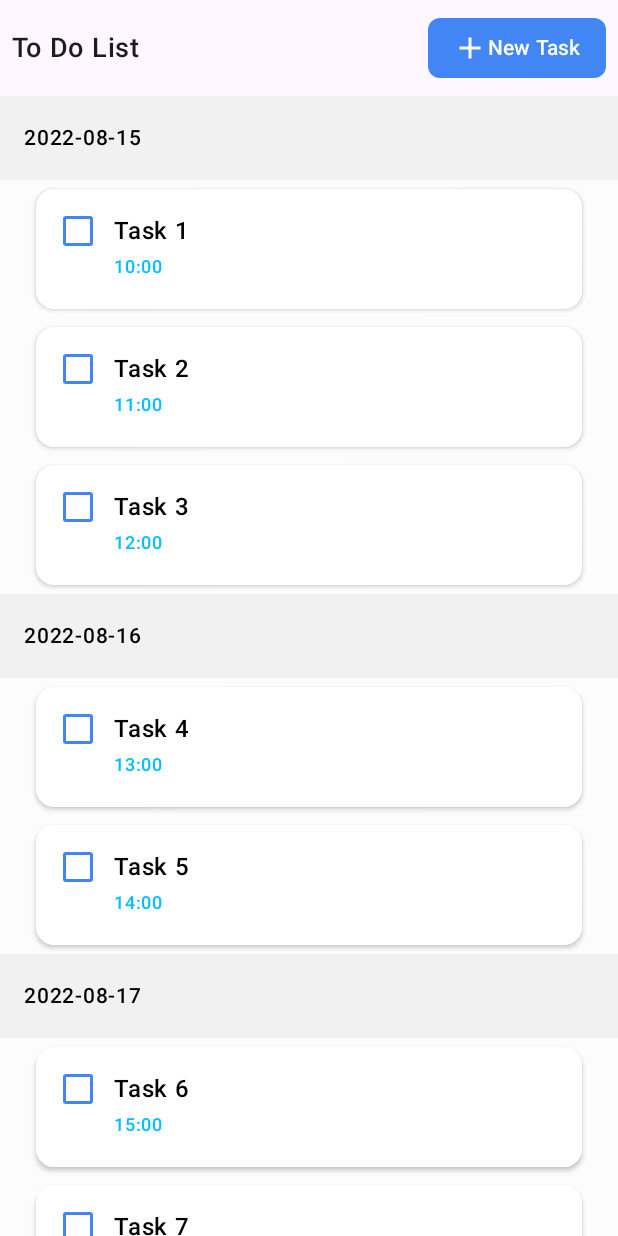
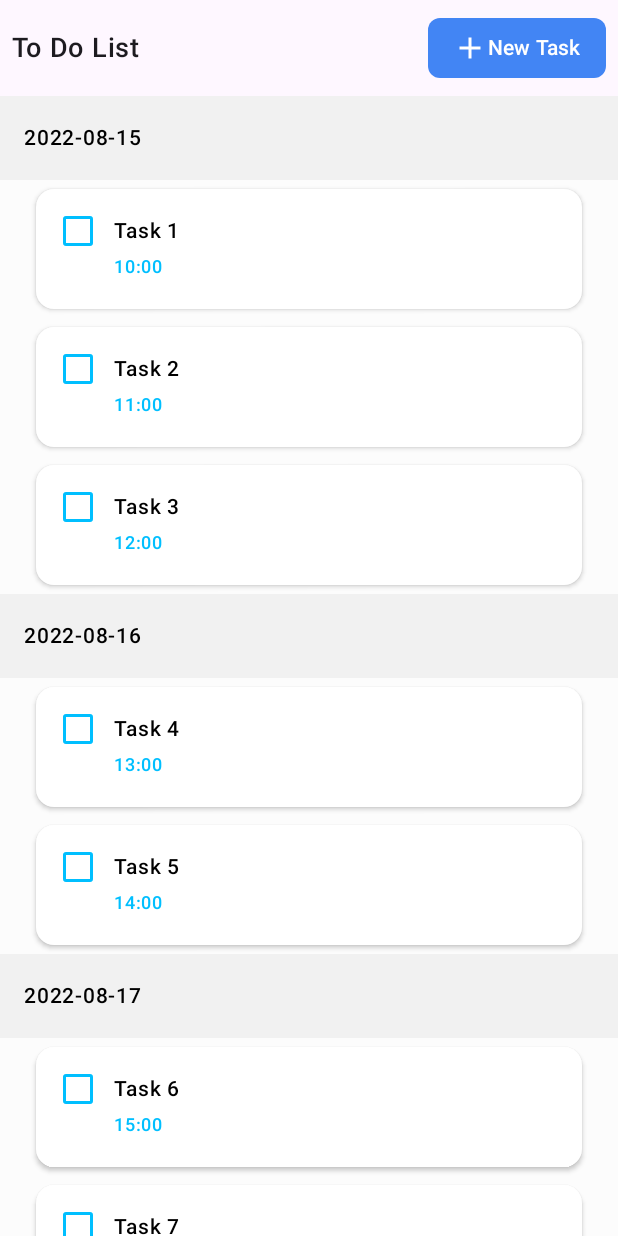
Before and after one commit to kylixeza/Simple-To-Do, an Android app built with Jetpack Compose: the screen it shows after launch (MainActivity), on a phone screen of 412 x 824 dp. Run offline under Robolectric (Android 15) with nearby library versions, the phone set to English and light mode, and no system bars.

Commit message:
style(home): restyle home screen

```diff
--- a/app/src/main/java/com/kylix/algostudioseniormobiledevelopertest/screen/home/ToDoScreen.kt
+++ b/app/src/main/java/com/kylix/algostudioseniormobiledevelopertest/screen/home/ToDoScreen.kt
@@ -1,20 +1,18 @@
 package com.kylix.algostudioseniormobiledevelopertest.screen.home
 
 import androidx.compose.animation.AnimatedVisibility
-import androidx.compose.animation.expandVertically
 import androidx.compose.animation.scaleIn
 import androidx.compose.animation.scaleOut
 import androidx.compose.foundation.ExperimentalFoundationApi
 import androidx.compose.foundation.background
 import androidx.compose.foundation.clickable
-import androidx.compose.foundation.gestures.detectTapGestures
+import androidx.compose.foundation.combinedClickable
 import androidx.compose.foundation.layout.Arrangement
 import androidx.compose.foundation.layout.Box
 import androidx.compose.foundation.layout.Column
 import androidx.compose.foundation.layout.PaddingValues
 import androidx.compose.foundation.layout.Row
 import androidx.compose.foundation.layout.Spacer
-import androidx.compose.foundation.layout.fillMaxHeight
 import androidx.compose.foundation.layout.fillMaxSize
 import androidx.compose.foundation.layout.fillMaxWidth
 import androidx.compose.foundation.layout.padding
@@ -34,7 +32,6 @@ import androidx.compose.material3.Checkbox
 import androidx.compose.material3.CheckboxDefaults
 import androidx.compose.material3.ExperimentalMaterial3Api
 import androidx.compose.material3.Icon
-import androidx.compose.material3.MaterialTheme
 import androidx.compose.material3.Scaffold
 import androidx.compose.material3.Surface
 import androidx.compose.material3.Text
@@ -49,7 +46,6 @@ import androidx.compose.ui.Alignment
 import androidx.compose.ui.Modifier
 import androidx.compose.ui.draw.clip
 import androidx.compose.ui.draw.shadow
-import androidx.compose.ui.input.pointer.pointerInput
 import androidx.compose.ui.text.font.FontFamily
 import androidx.compose.ui.text.font.FontWeight
 import androidx.compose.ui.unit.dp
@@ -57,7 +53,6 @@ import androidx.compose.ui.unit.sp
 import com.kylix.algostudioseniormobiledevelopertest.model.Task
 import com.kylix.algostudioseniormobiledevelopertest.ui.theme.Black
 import com.kylix.algostudioseniormobiledevelopertest.ui.theme.DeepBlue
-import com.kylix.algostudioseniormobiledevelopertest.ui.theme.DeepOrange
 import com.kylix.algostudioseniormobiledevelopertest.ui.theme.Gray
 import com.kylix.algostudioseniormobiledevelopertest.ui.theme.LightBlue
 import com.kylix.algostudioseniormobiledevelopertest.ui.theme.LightGray
@@ -198,6 +193,7 @@ fun TaskHeader(
     }
 }
 
+@OptIn(ExperimentalFoundationApi::class)
 @Composable
 fun TaskItem(
     modifier: Modifier = Modifier,
@@ -210,15 +206,16 @@ fun TaskItem(
         modifier = modifier
             .padding(horizontal = 24.dp, vertical = 6.dp)
             .fillMaxWidth()
-            .pointerInput(Unit) {
-                detectTapGestures(
-                    onLongPress = {
-                        onHoldPressed()
-                    }
-                )
-            },
-        shape = MaterialTheme.shapes.medium,
-        shadowElevation = 2.dp,
+            .shadow(
+                elevation = 2.dp,
+                shape = RoundedCornerShape(12.dp)
+            )
+            .combinedClickable(
+                onClick = {},
+                onLongClick = {
+                    onHoldPressed()
+                },
+            ),
         color = White,
     ) {
         Row(
@@ -241,7 +238,7 @@ fun TaskItem(
                     },
                     colors = CheckboxDefaults.colors(
                         checkedColor = DeepBlue,
-                        uncheckedColor = DeepBlue,
+                        uncheckedColor = LightBlue,
                         checkmarkColor = White
                     )
                 )
@@ -250,7 +247,7 @@ fun TaskItem(
             Column {
                 Text(
                     text = task.title,
-                    fontSize = 16.sp,
+                    fontSize = 14.sp,
                     fontWeight = FontWeight.SemiBold,
                     color = Black
                 )
```
